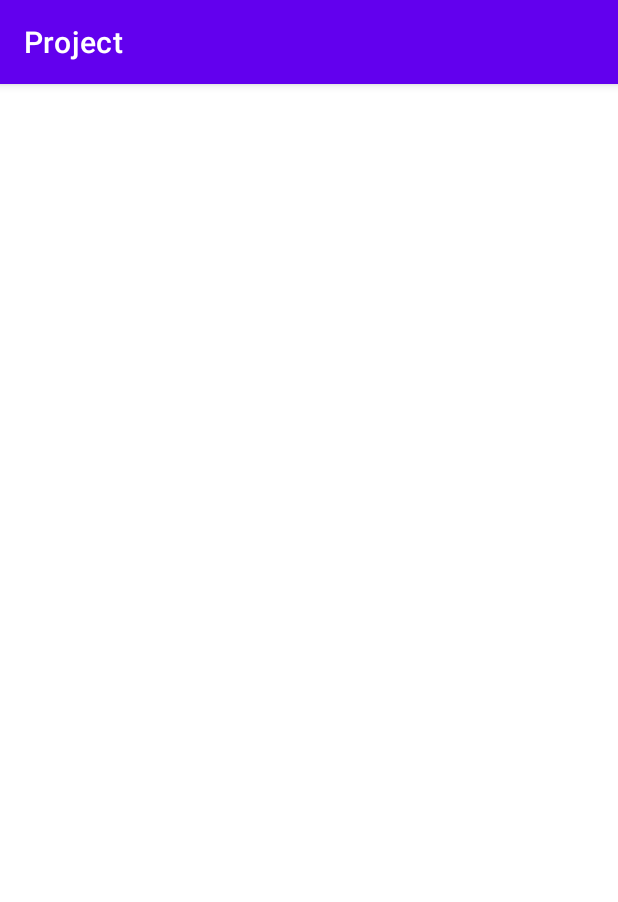
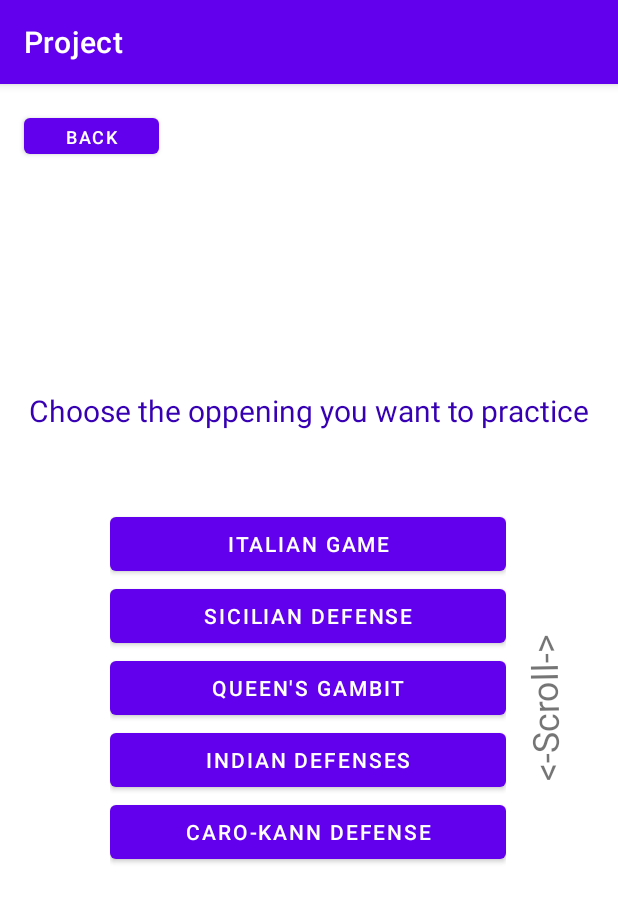
Before and after one commit to Amir228322/Project, an Android app: the Practice_Activity screen opened directly, with no data from a screen before it, on a phone screen of 412 x 824 dp. Shown: the top 902 px of the screen. Run offline under Robolectric (Android 15) with nearby library versions, the phone set to English and light mode, and no system bars.

Commit message:
Practicing openings screen

```diff
--- a/app/src/main/java/com/example/project/Practice_Activity.java
+++ b/app/src/main/java/com/example/project/Practice_Activity.java
@@ -2,7 +2,9 @@ package com.example.project;
 
 import androidx.appcompat.app.AppCompatActivity;
 
+import android.content.Intent;
 import android.os.Bundle;
+import android.view.View;
 
 public class Practice_Activity extends AppCompatActivity {
 
@@ -11,4 +13,8 @@ public class Practice_Activity extends AppCompatActivity {
         super.onCreate(savedInstanceState);
         setContentView(R.layout.activity_practice_);
     }
+    public void onClick_opennings_back2(View view) {
+        Intent openings_intent_back2 = new Intent(this, MainActivity.class);
+        startActivity(openings_intent_back2);
+    }
 }
--- a/app/src/main/res/layout/activity_practice_.xml
+++ b/app/src/main/res/layout/activity_practice_.xml
@@ -4,6 +4,107 @@
     xmlns:tools="http://schemas.android.com/tools"
     android:layout_width="match_parent"
     android:layout_height="match_parent"
-    tools:context=".Practice_Activity">
+    tools:context=".opening_main_activity">
+
+    <Button
+        android:id="@+id/back_opening_button_1"
+        android:layout_width="90dp"
+        android:layout_height="36dp"
+        android:onClick="onClick_opennings_back2"
+        android:text="Back"
+        android:textSize="12sp"
+        app:layout_constraintBottom_toBottomOf="parent"
+        app:layout_constraintEnd_toEndOf="parent"
+        app:layout_constraintHorizontal_bias="0.05"
+        app:layout_constraintStart_toStartOf="parent"
+        app:layout_constraintTop_toTopOf="parent"
+        app:layout_constraintVertical_bias="0.023" />
+
+    <ScrollView
+        android:id="@+id/scrollView2"
+        android:layout_width="264dp"
+        android:layout_height="273dp"
+        app:layout_constraintBottom_toBottomOf="parent"
+        app:layout_constraintEnd_toEndOf="parent"
+        app:layout_constraintHorizontal_bias="0.496"
+        app:layout_constraintStart_toStartOf="parent"
+        app:layout_constraintTop_toTopOf="parent"
+        app:layout_constraintVertical_bias="0.572">
+
+        <LinearLayout
+            android:layout_width="match_parent"
+            android:layout_height="wrap_content"
+            android:orientation="vertical">
+
+            <Button
+                android:id="@+id/italian_opening"
+                android:layout_width="match_parent"
+                android:layout_height="wrap_content"
+                android:onClick="onClick_italian"
+                android:text="Italian Game" />
+
+            <Button
+                android:id="@+id/sicilian_opening"
+                android:layout_width="match_parent"
+                android:layout_height="wrap_content"
+                android:onClick="onClick_sicilian"
+                android:text="Sicilian Defense" />
+
+            <Button
+                android:id="@+id/queens_opening"
+                android:layout_width="match_parent"
+                android:layout_height="wrap_content"
+                android:onClick="onClick_queens"
+                android:text="Queen's Gambit" />
+
+            <Button
+                android:id="@+id/indian_opening"
+                android:layout_width="match_parent"
+                android:layout_height="wrap_content"
+                android:onClick="onClick_indian"
+                android:text="Indian Defenses" />
+
+            <Button
+                android:id="@+id/carokan_opening"
+                android:layout_width="match_parent"
+                android:layout_height="match_parent"
+                android:onClick="onClick_carokan"
+                android:text="Caro-Kann Defense" />
+        </LinearLayout>
+    </ScrollView>
+
+    <TextView
+        android:id="@+id/textView"
+        android:layout_width="wrap_content"
+        android:layout_height="wrap_content"
+        android:text="Choose the oppening you want to practice"
+        android:textColor="@color/purple_700"
+        android:textSize="20sp"
+        app:layout_constraintBottom_toBottomOf="parent"
+        app:layout_constraintEnd_toEndOf="parent"
+        app:layout_constraintStart_toStartOf="parent"
+        app:layout_constraintTop_toTopOf="parent"
+        app:layout_constraintVertical_bias="0.275" />
+
+    <TextView
+        android:id="@+id/textView3"
+        android:layout_width="wrap_content"
+        android:layout_height="wrap_content"
+        android:rotation="-91"
+        android:text="@string/scroll"
+        android:textSize="24sp"
+        app:layout_constraintBottom_toBottomOf="parent"
+        app:layout_constraintEnd_toEndOf="parent"
+        app:layout_constraintHorizontal_bias="1.0"
+        app:layout_constraintStart_toStartOf="parent"
+        app:layout_constraintTop_toTopOf="parent"
+        app:layout_constraintVertical_bias="0.543" />
+
+    <androidx.constraintlayout.widget.Guideline
+        android:id="@+id/guideline3"
+        android:layout_width="wrap_content"
+        android:layout_height="wrap_content"
+        android:orientation="horizontal"
+        app:layout_constraintGuide_begin="85dp" />
 
 </androidx.constraintlayout.widget.ConstraintLayout>
```
